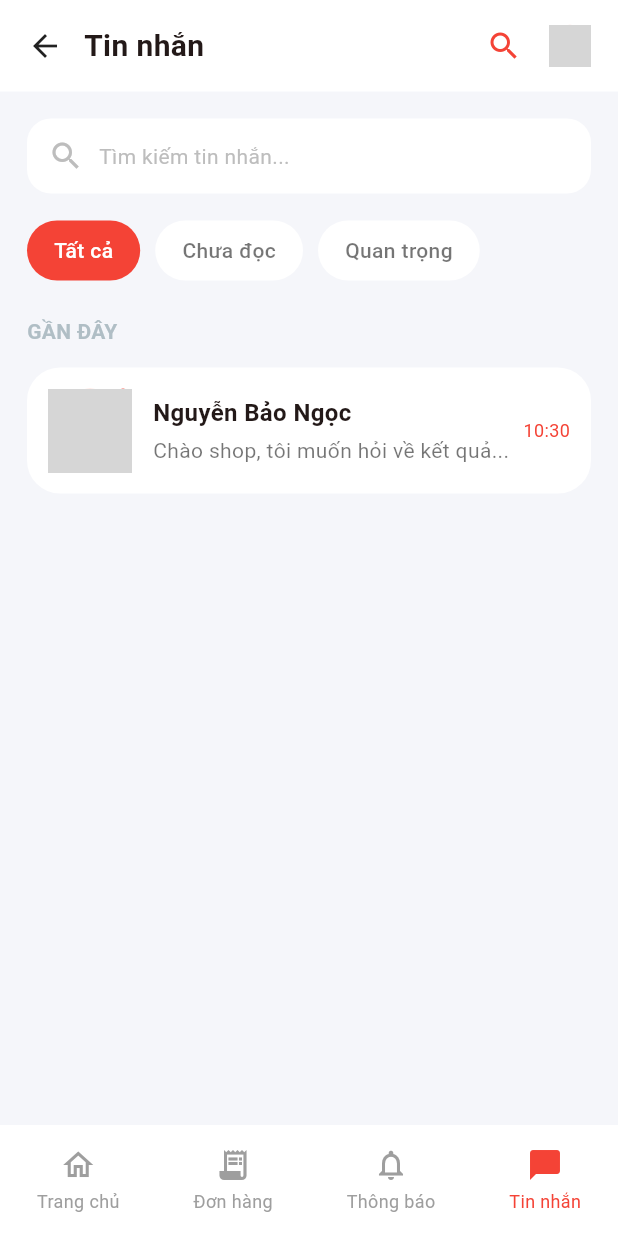
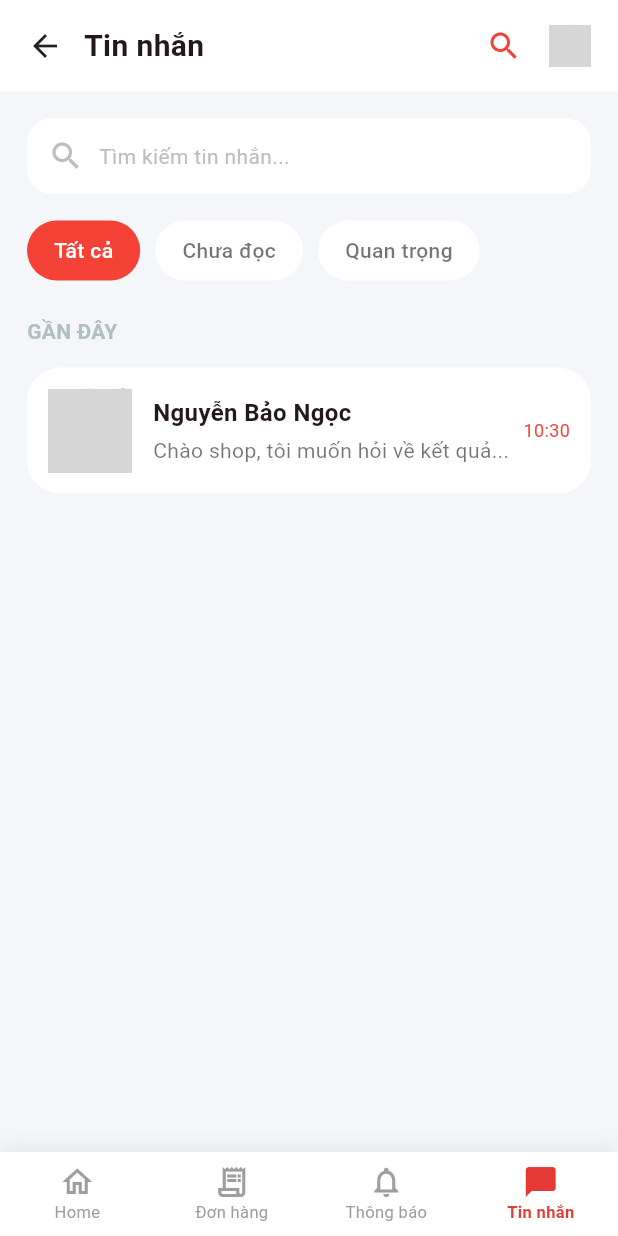
Before and after one commit to Truc350/appOrderFood, a Flutter app: the MessageScreen screen opened directly, on a phone screen of 412 x 824 dp. Run offline on Flutter 3.47's test engine with Material 3 defaults, Android fonts, the phone set to English and light mode, and no system bars; network calls fail; grey boxes are pictures that could not be loaded.

Commit message:
push kết nối tin nhắn

```diff
--- a/lib/screens/MessageScreen.dart
+++ b/lib/screens/MessageScreen.dart
@@ -1,4 +1,7 @@
 import 'package:flutter/material.dart';
+import 'home_screen.dart';
+import 'orders_page.dart';
+import 'NotificationScreen.dart';
 
 class MessageScreen extends StatelessWidget {
   const MessageScreen({super.key});
@@ -8,7 +11,7 @@ class MessageScreen extends StatelessWidget {
     return Scaffold(
       backgroundColor: const Color(0xFFF5F6FA),
 
-      bottomNavigationBar: _buildBottomNav(),
+      bottomNavigationBar: _buildBottomNav(context),
 
       body: SafeArea(
         child: Column(
@@ -193,39 +196,55 @@ class MessageScreen extends StatelessWidget {
     );
   }
 
-  Widget _buildBottomNav() {
+  Widget _buildBottomNav(BuildContext context) {
     return Container(
-      height: 74,
-      color: Colors.white,
-      child: Row(
-        mainAxisAlignment: MainAxisAlignment.spaceAround,
-        children: [
-          _navItem(Icons.home_outlined, "Trang chủ", false),
-          _navItem(Icons.receipt_long, "Đơn hàng", false),
-          _navItem(Icons.notifications_none, "Thông báo", false),
-          _navItem(Icons.chat_bubble, "Tin nhắn", true),
+      decoration: BoxDecoration(
+        color: Colors.white,
+        boxShadow: [
+          BoxShadow(color: Colors.black.withOpacity(0.08), blurRadius: 10, offset: const Offset(0, -2)),
+        ],
+      ),
+      child: BottomNavigationBar(
+        currentIndex: 3,
+        onTap: (index) {
+          if (index == 0) {
+            Navigator.pushReplacement(context, MaterialPageRoute(builder: (_) => const HomePage()));
+          } else if (index == 1) {
+            Navigator.pushReplacement(context, MaterialPageRoute(builder: (_) => const OrdersPage()));
+          } else if (index == 2) {
+            Navigator.pushReplacement(context, MaterialPageRoute(builder: (_) => const NotificationScreen()));
+          }
+        },
+        type: BottomNavigationBarType.fixed,
+        selectedItemColor: const Color(0xFFE53935),
+        unselectedItemColor: Colors.grey,
+        backgroundColor: Colors.white,
+        elevation: 0,
+        selectedLabelStyle: const TextStyle(fontSize: 11, fontWeight: FontWeight.w600),
+        unselectedLabelStyle: const TextStyle(fontSize: 11),
+        items: const [
+          BottomNavigationBarItem(
+            icon: Icon(Icons.home_outlined),
+            activeIcon: Icon(Icons.home),
+            label: 'Home',
+          ),
+          BottomNavigationBarItem(
+            icon: Icon(Icons.receipt_long_outlined),
+            activeIcon: Icon(Icons.receipt_long),
+            label: 'Đơn hàng',
+          ),
+          BottomNavigationBarItem(
+            icon: Icon(Icons.notifications_outlined),
+            activeIcon: Icon(Icons.notifications),
+            label: 'Thông báo',
+          ),
+          BottomNavigationBarItem(
+            icon: Icon(Icons.chat_bubble_outline),
+            activeIcon: Icon(Icons.chat_bubble),
+            label: 'Tin nhắn',
+          ),
         ],
       ),
     );
   }
-
-  Widget _navItem(IconData icon, String label, bool active) {
-    return Column(
-      mainAxisAlignment: MainAxisAlignment.center,
-      children: [
-        Icon(
-          icon,
-          color: active ? Colors.red : Colors.grey,
-        ),
-        const SizedBox(height: 4),
-        Text(
-          label,
-          style: TextStyle(
-            color: active ? Colors.red : Colors.grey,
-            fontSize: 12,
-          ),
-        )
-      ],
-    );
-  }
 }
--- a/lib/screens/search_screen.dart
+++ b/lib/screens/search_screen.dart
@@ -1,4 +1,9 @@
 import 'package:flutter/material.dart';
+import 'home_screen.dart';
+import 'product_detail_screen.dart';
+import 'orders_page.dart';
+import 'MessageScreen.dart';
+import 'NotificationScreen.dart';
 
 class SearchScreen extends StatefulWidget {
   const SearchScreen({super.key});
```
Also changed, not shown: assets/categories.json (+78 -0 lines), lib/screens/NotificationScreen.dart (+50 -29 lines), lib/screens/category_detail_screen.dart (+7 -1 lines), lib/screens/category_screen.dart (+101 -78 lines), lib/screens/home_screen.dart (+9 -3 lines), lib/screens/orders_page.dart (+7 -1 lines), lib/screens/product_detail_screen.dart (+7 -0 lines).
